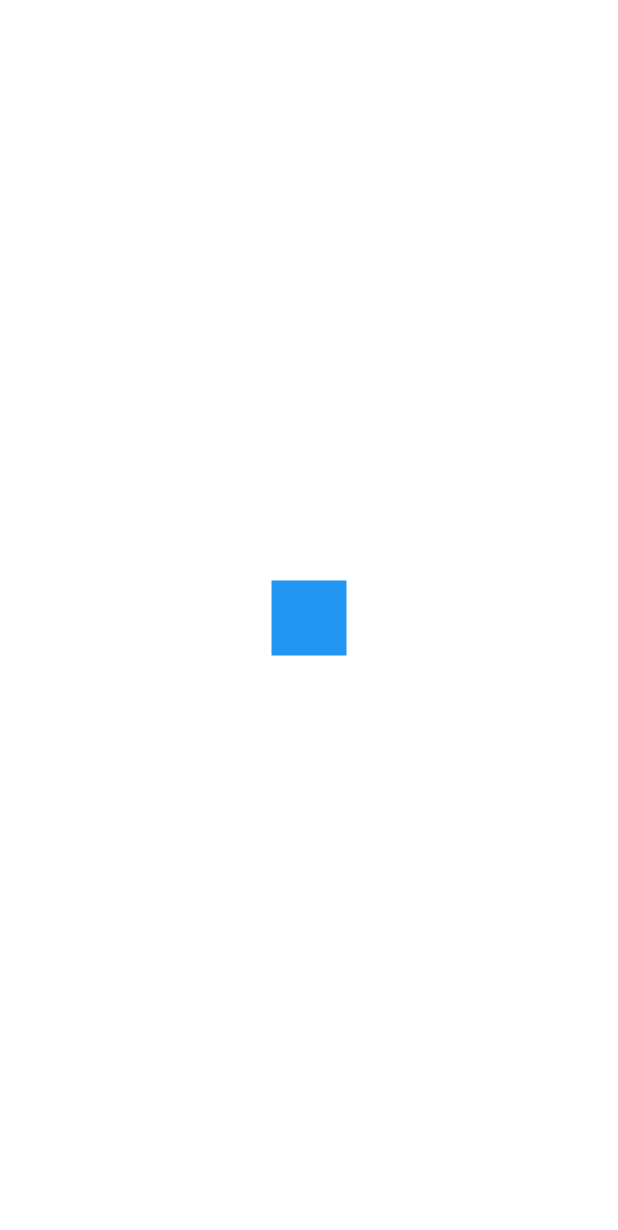
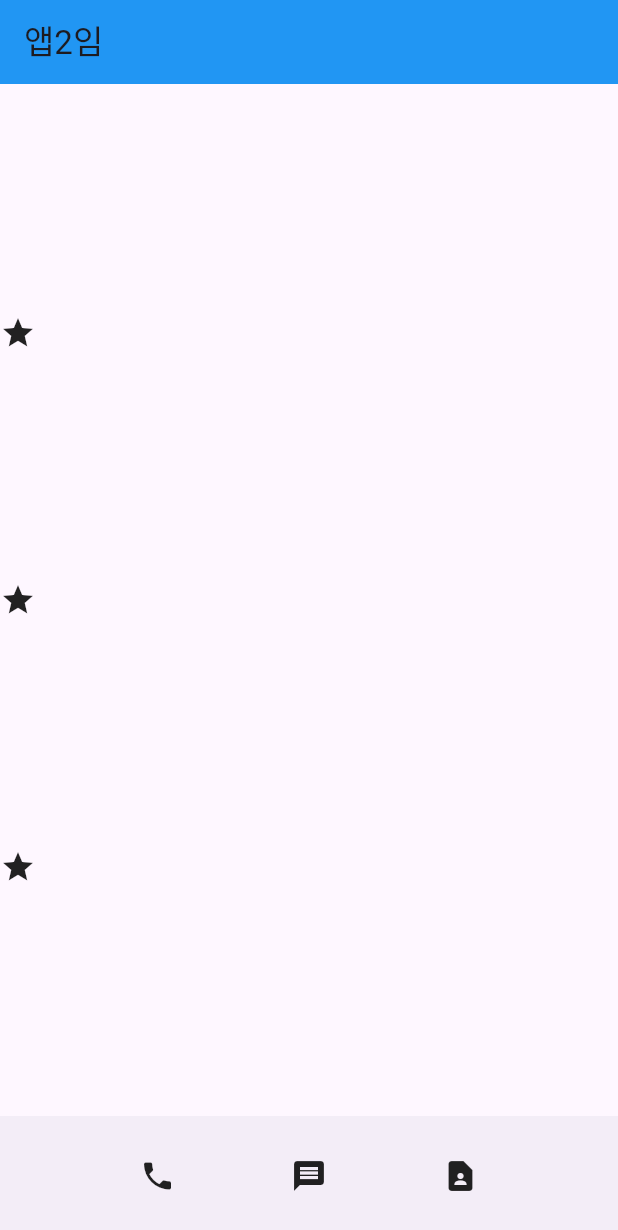
Before and after one commit to yechanlee/codingFlutterPractice2404, a Flutter app: the screen it shows after launch, on a phone screen of 412 x 824 dp. Shown: the top 1230 px of the screen. Run offline on Flutter 3.47's test engine with Material 3 defaults, Android fonts, the phone set to English and light mode, and no system bars.

Commit message:
위아래 차일드 등

```diff
--- a/lib/main.dart
+++ b/lib/main.dart
@@ -10,9 +10,34 @@ class MyApp extends StatelessWidget {
   @override
   Widget build(BuildContext context) {
     return MaterialApp(
-      home: Center(
-         child: Container( width: 50, height: 50, color: Colors.blue),
-        // child: Image.asset('assets/salonde.png')
+      home: Scaffold(
+        appBar: AppBar(
+          title: Text('앱2임'),
+          backgroundColor: Colors.blue,
+        ),
+        body: Column(
+          mainAxisAlignment: MainAxisAlignment.spaceEvenly,
+          crossAxisAlignment: CrossAxisAlignment.center,
+          children: const [
+            Icon(Icons.star),
+            Icon(Icons.star),
+            Icon(Icons.star),
+          ],
+        ),
+         bottomNavigationBar: BottomAppBar(
+           child: SizedBox(
+             height: 20,
+             child: Row(
+               mainAxisAlignment: MainAxisAlignment.spaceEvenly,
+               children: const [
+                 Icon(Icons.phone),
+                 Icon(Icons.message),
+                 Icon(Icons.contact_page),
+               ],
+             ),
+
+           )
+         ),
       )
     );
   }
```
